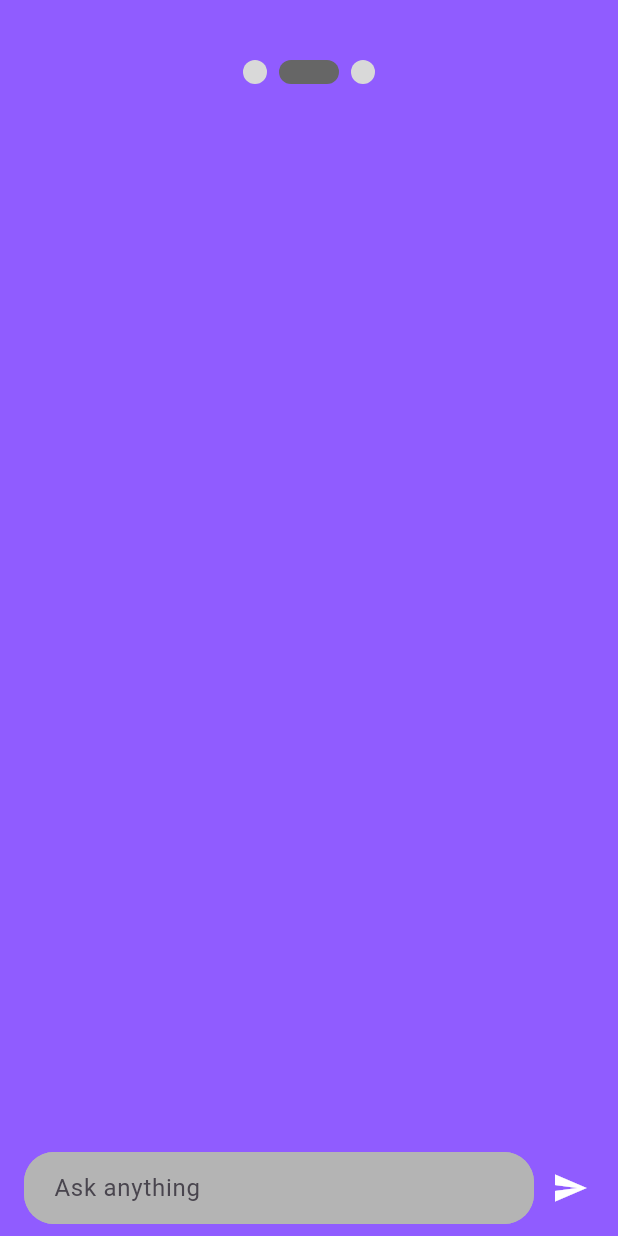
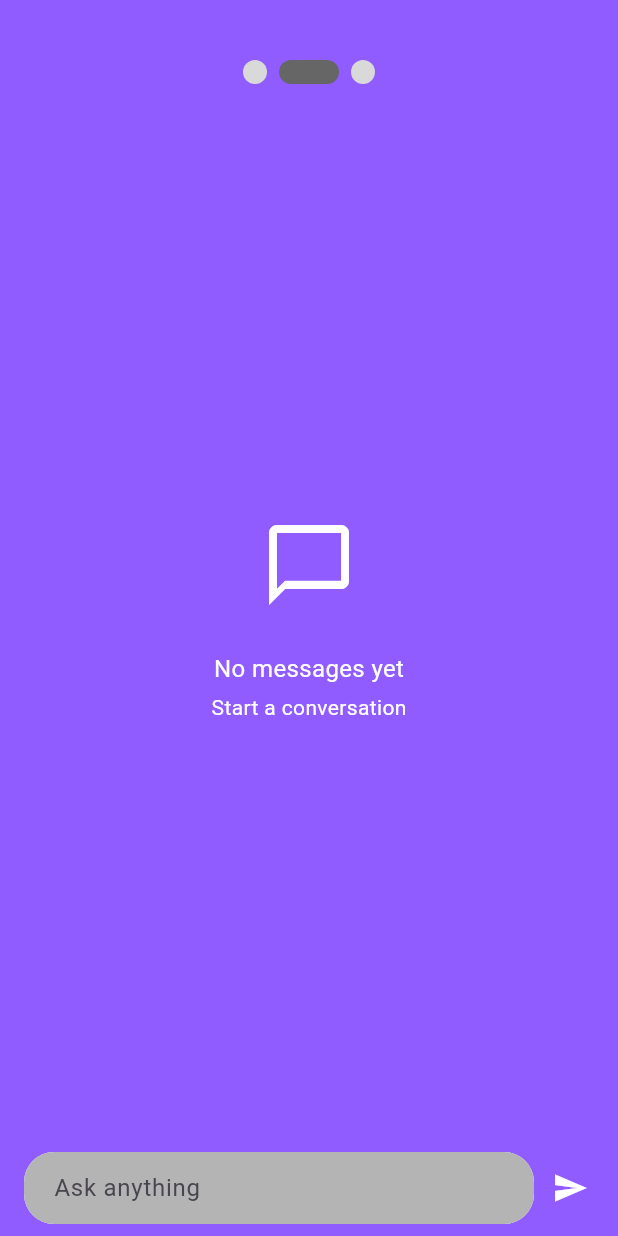
Before and after one commit to Venkat-Mobile-Tech/flutter_health_app, a Flutter app: the screen it shows after launch, swiped to page 2, on a phone screen of 412 x 824 dp. Run offline on Flutter 3.47's test engine with Material 3 defaults, Android fonts, the phone set to English and light mode, and no system bars; our stand-ins replace dartz, equatable, flutter_bloc, get_it.

Commit message:
completed the sample app

```diff
--- a/lib/presentation/pages/chat_screen.dart
+++ b/lib/presentation/pages/chat_screen.dart
@@ -19,10 +19,50 @@ class ChatScreen extends StatelessWidget {
         return Column(
           children: [
             Expanded(
-              child: ListView.builder(
+              child: state.messages.isEmpty && !state.isLoading
+                  ? Center(
+                      child: Column(
+                        mainAxisAlignment: MainAxisAlignment.center,
+                        children: [
+                          const Icon(
+                            Icons.chat_bubble_outline,
+                            size: 64,
+                            color: AppTheme.systemMessageTextColor,
+                          ),
+                          const SizedBox(height: 16),
+                          Container(
+                            padding: const EdgeInsets.symmetric(
+                              horizontal: 16.0,
+                              vertical: 10.0,
+                            ),
+                            child: const Column(
+                              children: [
+                                Text(
+                                  'No messages yet',
+                                  style: TextStyle(
+                                    color: AppTheme.systemMessageTextColor,
+                                    fontSize: 16,
+                                  ),
+                                ),
+                                SizedBox(height: 4),
+                                Text(
+                                  'Start a conversation',
+                                  style: TextStyle(
+                                    color: AppTheme.systemMessageTextColor,
+                                    fontSize: 14,
+                                  ),
+                                ),
+                              ],
+                            ),
+                          ),
+                        ],
+                      ),
+                    )
+                  : ListView.builder(
                       padding: const EdgeInsets.all(16.0),
                       reverse: true,
-                itemCount: state.messages.length + (state.isLoading ? 1 : 0),
+                      itemCount:
+                          state.messages.length + (state.isLoading ? 1 : 0),
                       itemBuilder: (context, index) {
                         if (state.isLoading && index == 0) {
                           return Padding(
@@ -32,14 +72,16 @@ class ChatScreen extends StatelessWidget {
                               children: [
                                 Container(
                                   constraints: BoxConstraints(
-                              maxWidth: MediaQuery.of(context).size.width * 0.7,
+                                    maxWidth:
+                                        MediaQuery.of(context).size.width * 0.7,
                                   ),
                                   padding: const EdgeInsets.symmetric(
                                     horizontal: 16.0,
                                     vertical: 10.0,
                                   ),
                                   decoration: BoxDecoration(
-                              color: AppTheme.systemMessageBackgroundColor,
+                                    color:
+                                        AppTheme.systemMessageBackgroundColor,
                                     borderRadius: BorderRadius.circular(20),
                                   ),
                                   child: const Row(
@@ -50,7 +92,8 @@ class ChatScreen extends StatelessWidget {
                                         height: 20,
                                         child: CircularProgressIndicator(
                                           strokeWidth: 2,
-                                    valueColor: AlwaysStoppedAnimation<Color>(
+                                          valueColor:
+                                              AlwaysStoppedAnimation<Color>(
                                                   Colors.white),
                                         ),
                                       ),
@@ -58,7 +101,8 @@ class ChatScreen extends StatelessWidget {
                                       Text(
                                         'Typing...',
                                         style: TextStyle(
-                                    color: AppTheme.systemMessageTextColor,
+                                          color:
+                                              AppTheme.systemMessageTextColor,
                                         ),
                                       ),
                                     ],
@@ -69,9 +113,10 @@ class ChatScreen extends StatelessWidget {
                           );
                         }
 
-                  final messageIndex = state.isLoading ? index - 1 : index;
-                  final message =
-                      state.messages[state.messages.length - 1 - messageIndex];
+                        final messageIndex =
+                            state.isLoading ? index - 1 : index;
+                        final message = state
+                            .messages[state.messages.length - 1 - messageIndex];
                         return Padding(
                           padding: const EdgeInsets.symmetric(vertical: 4.0),
                           child: Row(
@@ -81,7 +126,8 @@ class ChatScreen extends StatelessWidget {
                             children: [
                               Container(
                                 constraints: BoxConstraints(
-                            maxWidth: MediaQuery.of(context).size.width * 0.7,
+                                  maxWidth:
+                                      MediaQuery.of(context).size.width * 0.7,
                                 ),
                                 padding: const EdgeInsets.symmetric(
                                   horizontal: 16.0,
@@ -117,7 +163,7 @@ class ChatScreen extends StatelessWidget {
                     child: Container(
                       margin: const EdgeInsets.symmetric(vertical: 8.0),
                       decoration: BoxDecoration(
-                        color: AppTheme.chatInputBackgroundColor,
+                        color: Colors.white,
                         borderRadius: BorderRadius.circular(20),
                       ),
                       child: TextField(
```
Also changed, not shown: pubspec.yaml (+13 -0 lines), assets/logo/social.png (added), 35 other files. Lines whose indentation alone changed are shown as unchanged.
